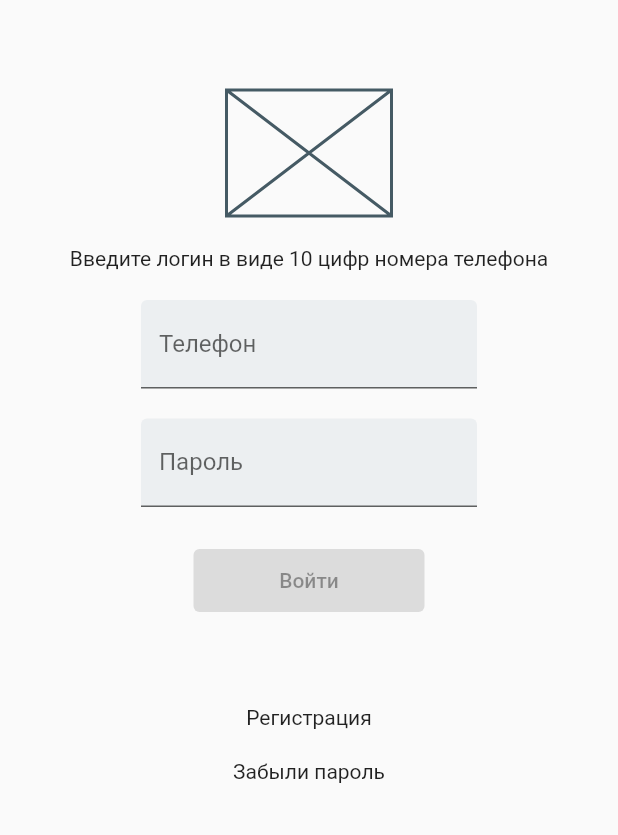
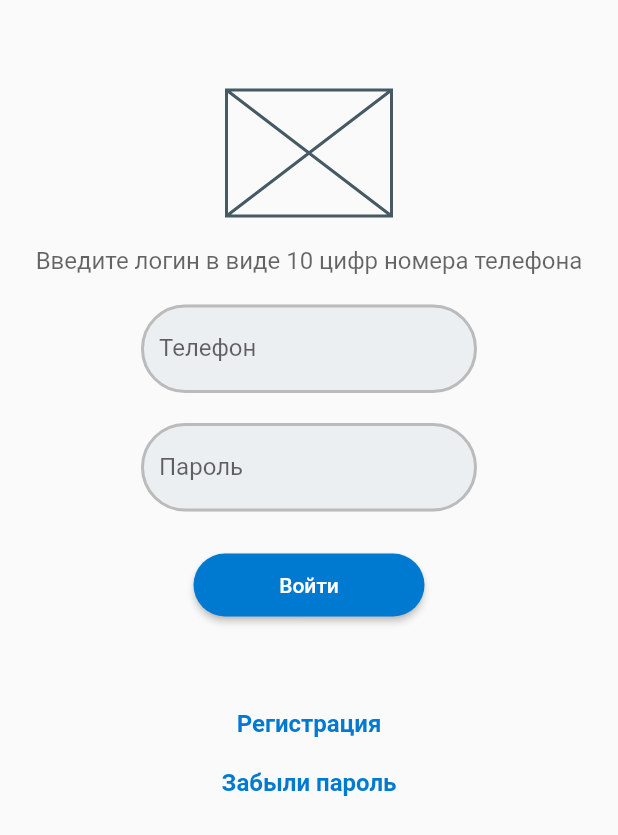
Before and after one commit to iswift-ru/flutter_first_project, a Flutter app: the screen it shows after launch, on a phone screen of 412 x 824 dp. Shown: the top 835 px of the screen. Run offline on Flutter 3.47's test engine with Material 2 defaults, Android fonts, the phone set to English and light mode, and no system bars.

Commit message:
Добавлена стилизация виджетов формы авторизации

```diff
--- a/lib/main.dart
+++ b/lib/main.dart
@@ -10,42 +10,69 @@ class MyApp extends StatelessWidget {
   // This widget is the root of your application.
   @override
   Widget build(BuildContext context) {
+    const borderStyle = OutlineInputBorder(
+      borderRadius: BorderRadius.all(Radius.circular(36)),
+      borderSide: BorderSide(
+        color: const Color(0xFFbbbbbb), width: 2
+      )
+    );
+
+    const linkTextStyle = TextStyle(
+        fontSize: 16,
+        fontWeight: FontWeight.bold,
+        color: Color(0xFF0079D0));
+
     return MaterialApp(
       home: Scaffold(
           body: Container(
             width: double.infinity,
-            child: Column(children: const [
+            child: Column(children: [
               SizedBox(height: 60,),
               SizedBox(width: 110, height: 84, child: Placeholder(),),
               SizedBox(height: 20,),
-              Text('Введите логин в виде 10 цифр номера телефона'),
+              Text('Введите логин в виде 10 цифр номера телефона',
+                style: TextStyle(fontSize: 16, color: Color.fromRGBO(0, 0, 0, 0.6)),),
               SizedBox(height: 20,),
-              SizedBox(width: 224,
+              const SizedBox(width: 224,
                 child: TextField(
                   decoration: InputDecoration(
                     filled: true,
                     fillColor: Color(0xFFeceff1),
+                    enabledBorder: borderStyle,
+                    focusedBorder: borderStyle,
                     labelText: 'Телефон',
                   ),
                 ),
               ),
               SizedBox(height: 20,),
-              SizedBox(width: 224,
+              const SizedBox(width: 224,
                 child: TextField(
                   obscureText: true,
                   decoration: InputDecoration(
                     filled: true,
                     fillColor: Color(0xFFeceff1),
+                    enabledBorder: borderStyle,
+                    focusedBorder: borderStyle,
                     labelText: 'Пароль',
                   ),
                 ),
               ),
               SizedBox(height: 28,),
-              SizedBox(width: 154, height: 42, child: ElevatedButton(onPressed: null, child: Text('Войти'))),
+              SizedBox(width: 154, height: 42, child:
+                ElevatedButton(onPressed: () {},
+                  child: Text('Войти'),
+                  style: ElevatedButton.styleFrom(
+                    primary: Color(0xFF0079D0),
+                    shape: RoundedRectangleBorder(
+                      borderRadius: BorderRadiusDirectional.circular(36.0),
+                    )
+                  ),
+                )
+              ),
               SizedBox(height: 62,),
-              InkWell(child: Text('Регистрация'), onTap: null,),
+              InkWell(child: const Text('Регистрация', style: linkTextStyle,), onTap: () {},),
               SizedBox(height: 20,),
-              InkWell(child: Text('Забыли пароль'), onTap: null,)
+              InkWell(child: const Text('Забыли пароль', style: linkTextStyle,), onTap: () {},),
             ],
           ),
       )),
```
